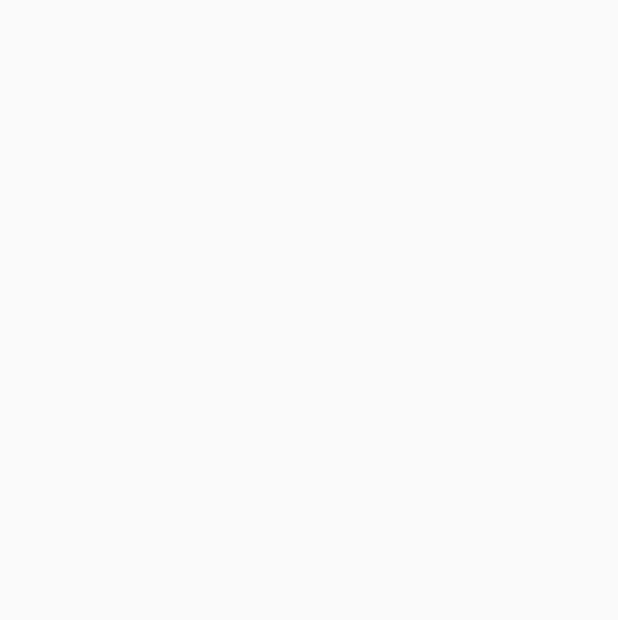
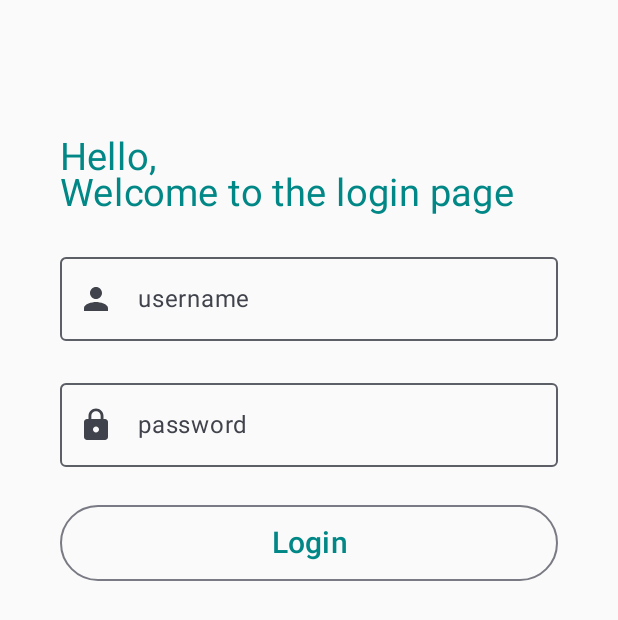
Before and after one commit to Anggieakbar025/Compose-Material, an Android app built with Jetpack Compose: the screen it shows after launch (MainActivity before the commit, LoginActivity after it), on a phone screen of 412 x 824 dp. Before the commit the part shown is empty. Shown: the top 620 px of the screen. Run offline under Robolectric (Android 15) with nearby library versions, the phone set to English and light mode, and no system bars; our stand-ins replace Dagger/Hilt's generated code.

Commit message:
create UI login page

```diff
--- a/app/src/main/AndroidManifest.xml
+++ b/app/src/main/AndroidManifest.xml
@@ -24,6 +24,10 @@
                 <category android:name="android.intent.category.LAUNCHER" />
             </intent-filter>
         </activity>
+        <activity
+            android:name=".presentations.ui.layout.LoginActivity"
+            android:exported="true"
+            android:theme="@style/Theme.ComposeMaterial"/>
     </application>
 
 </manifest>
--- /dev/null
+++ b/app/src/main/java/com/binus/online/composematerial/presentations/ui/layout/LoginActivity.kt
@@ -0,0 +1,147 @@
+package com.binus.online.composematerial.presentations.ui.layout
+
+import android.os.Bundle
+import android.widget.Toast
+import androidx.activity.ComponentActivity
+import androidx.activity.compose.setContent
+import androidx.compose.foundation.layout.Column
+import androidx.compose.foundation.layout.fillMaxHeight
+import androidx.compose.foundation.layout.fillMaxWidth
+import androidx.compose.foundation.layout.padding
+import androidx.compose.material.icons.Icons
+import androidx.compose.material.icons.filled.Info
+import androidx.compose.material.icons.filled.Lock
+import androidx.compose.material.icons.filled.Person
+import androidx.compose.material3.Icon
+import androidx.compose.material3.OutlinedButton
+import androidx.compose.material3.OutlinedTextField
+import androidx.compose.material3.Text
+import androidx.compose.runtime.Composable
+import androidx.compose.runtime.mutableStateOf
+import androidx.compose.runtime.remember
+import androidx.compose.ui.Modifier
+import androidx.compose.ui.graphics.Color
+import androidx.compose.ui.res.colorResource
+import androidx.compose.ui.text.input.PasswordVisualTransformation
+import androidx.compose.ui.text.style.TextAlign
+import androidx.compose.ui.tooling.preview.Preview
+import androidx.compose.ui.unit.dp
+import androidx.compose.ui.unit.sp
+import com.binus.online.composematerial.R
+import com.binus.online.composematerial.presentations.ui.components.ConfirmationDialog
+import com.binus.online.composematerial.ui.theme.ComposeMaterialTheme
+
+class LoginActivity: ComponentActivity() {
+    override fun onCreate(savedInstanceState: Bundle?) {
+        super.onCreate(savedInstanceState)
+        setContent {
+            ComposeMaterialTheme {
+                Login()
+            }
+        }
+    }
+}
+
+@Composable
+fun Login() {
+    // State variables to store user input
+    val userName = remember {
+        mutableStateOf("")
+    }
+    val userPassword = remember {
+        mutableStateOf("")
+    }
+    val openAlertDialog = remember { mutableStateOf(false) }
+
+    // Column to arrange UI elements vertically
+    Column(modifier = Modifier
+        .fillMaxHeight()
+        .padding(40.dp)) {
+
+        // Welcome message
+        Text(
+            text = "Hello,\nWelcome to the login page",
+            fontSize = 25.sp,
+            color = colorResource(id = R.color.teal_700),
+            modifier = Modifier
+                .fillMaxWidth()
+                .padding(0.dp, 50.dp, 0.dp, 0.dp)
+        )
+
+        // Username input field
+        OutlinedTextField(value = userName.value, onValueChange = {
+            userName.value = it
+        },
+            leadingIcon = {
+                Icon(Icons.Default.Person, contentDescription = "person")
+            },
+            label = {
+                Text(text = "username")
+            },
+            modifier = Modifier
+                .fillMaxWidth()
+                .padding(0.dp, 20.dp, 0.dp, 0.dp)
+        )
+
+        // Password input field
+        OutlinedTextField(value = userPassword.value, onValueChange = {
+            userPassword.value = it
+        },
+            leadingIcon = {
+                Icon(Icons.Default.Lock, contentDescription = "password")
+            },
+            label = {
+                Text(text = "password")
+            },
+            modifier = Modifier
+                .fillMaxWidth()
+                .padding(0.dp, 20.dp, 0.dp, 0.dp),
+            visualTransformation = PasswordVisualTransformation()
+        )
+
+        // Login button
+        OutlinedButton(onClick = {
+            if ("pengguna" == userName.value && "masuk" == userPassword.value) {
+                //
+            } else {
+                openAlertDialog.value = true
+            }
+        },
+            modifier = Modifier
+                .fillMaxWidth()
+                .padding(0.dp, 25.dp, 0.dp, 0.dp)) {
+            Text(
+                text = "Login",
+                modifier = Modifier
+                    .fillMaxWidth()
+                    .padding(5.dp),
+                textAlign = TextAlign.Center,
+                fontSize = 20.sp,
+                color = colorResource(id = R.color.teal_700),
+                )
+        }
+    }
+
+    when {
+        openAlertDialog.value -> {
+            ConfirmationDialog(
+                onDismissRequest = { openAlertDialog.value = false },
+                onConfirmation = {
+                    openAlertDialog.value = false
+                    println("Confirmation registered") // Add logic here to handle confirmation.
+                },
+                dialogTitle = "Login Gagal",
+                dialogText = "Pastikan username dan password yang Anda masukkan benar.",
+                icon = Icons.Default.Info
+            )
+        }
+    }
+}
+
+@Preview(showBackground = true)
+@Composable
+fun LoginPreview() {
+    ComposeMaterialTheme {
+        Login()
+    }
+}
--- a/app/src/main/java/com/binus/online/composematerial/presentations/ui/layout/MainActivity.kt
+++ b/app/src/main/java/com/binus/online/composematerial/presentations/ui/layout/MainActivity.kt
@@ -14,5 +14,6 @@ class MainActivity : ComponentActivity() {
         installSplashScreen()
         super.onCreate(savedInstanceState)
         enableEdgeToEdge()
+        startActivity(Intent(this, LoginActivity::class.java))
     }
 }
```
Also changed, not shown: app/src/main/java/com/binus/online/composematerial/presentations/ui/components/ConfirmationDialog.kt (added, +82 -0 lines).
